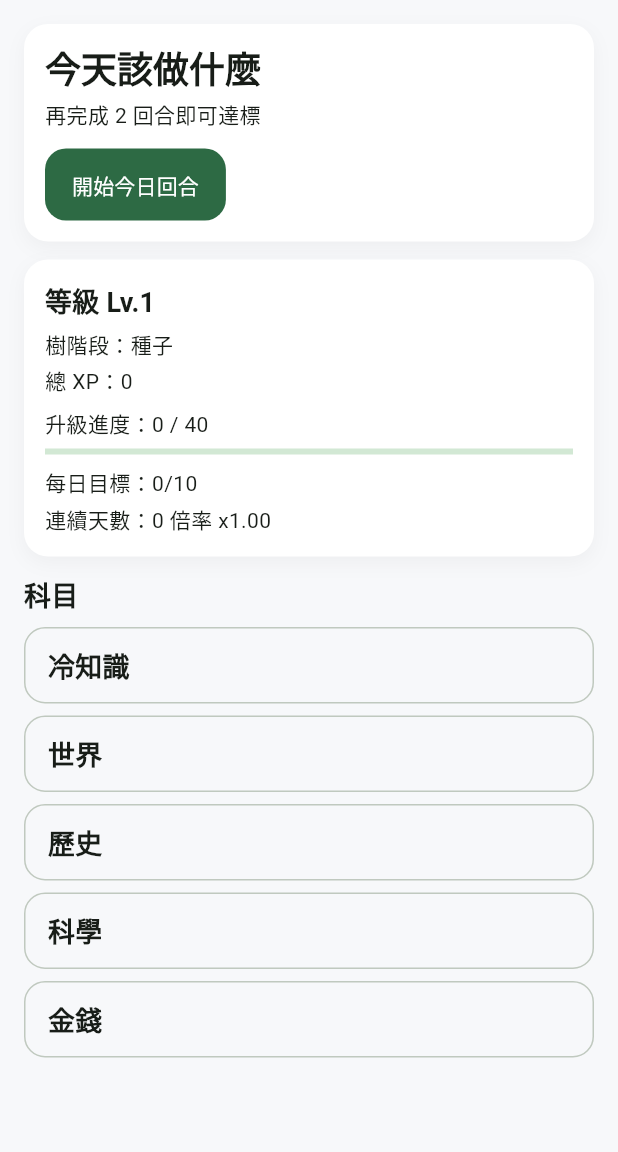
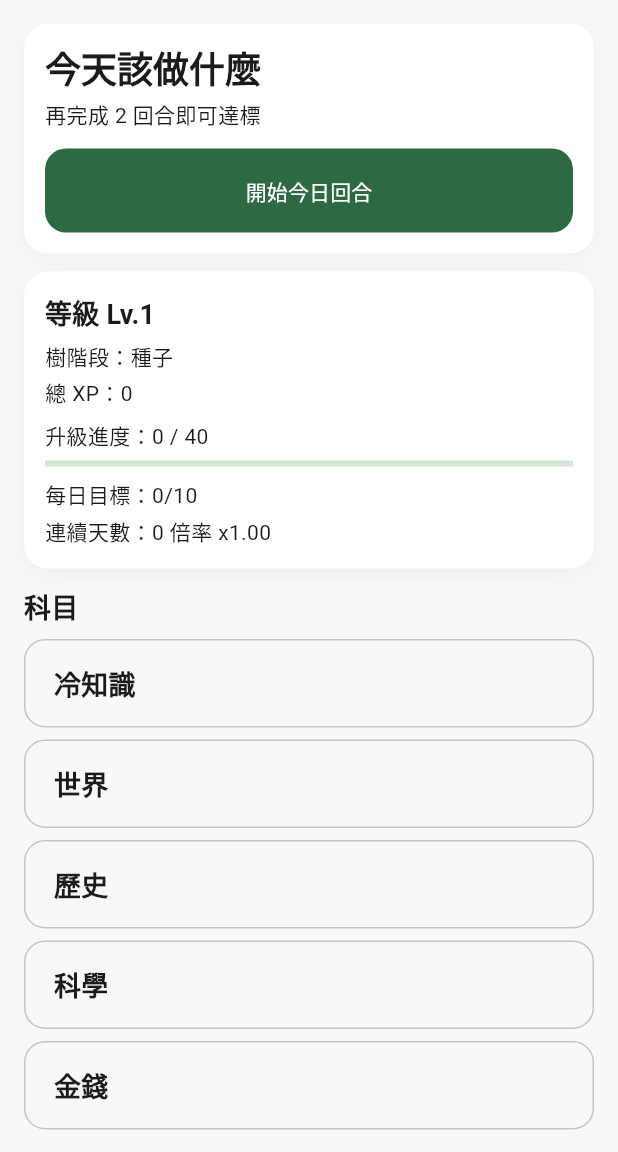
Before and after one commit to joshyxlee/loom_v2, a Flutter app: the screen it shows after launch, on a phone screen of 412 x 824 dp, the part 84-1236 px from its top. Run offline on Flutter 3.47's test engine with Material 3 defaults, Android fonts, the phone set to English and light mode, and no system bars.

Commit message:
P0-1 enlarge tap targets

```diff
--- a/lib/main.dart
+++ b/lib/main.dart
@@ -60,13 +60,15 @@ class _LoomV2AppState extends State<LoomV2App> {
         ),
         filledButtonTheme: FilledButtonThemeData(
           style: FilledButton.styleFrom(
-            padding: const EdgeInsets.symmetric(vertical: 14, horizontal: 18),
+            minimumSize: const Size.fromHeight(56),
+            padding: const EdgeInsets.symmetric(vertical: 16, horizontal: 20),
             shape: RoundedRectangleBorder(borderRadius: BorderRadius.circular(14)),
           ),
         ),
         outlinedButtonTheme: OutlinedButtonThemeData(
           style: OutlinedButton.styleFrom(
-            padding: const EdgeInsets.symmetric(vertical: 12, horizontal: 16),
+            minimumSize: const Size.fromHeight(56),
+            padding: const EdgeInsets.symmetric(vertical: 16, horizontal: 20),
             shape: RoundedRectangleBorder(borderRadius: BorderRadius.circular(14)),
             side: BorderSide(color: colorScheme.outlineVariant),
           ),
```
